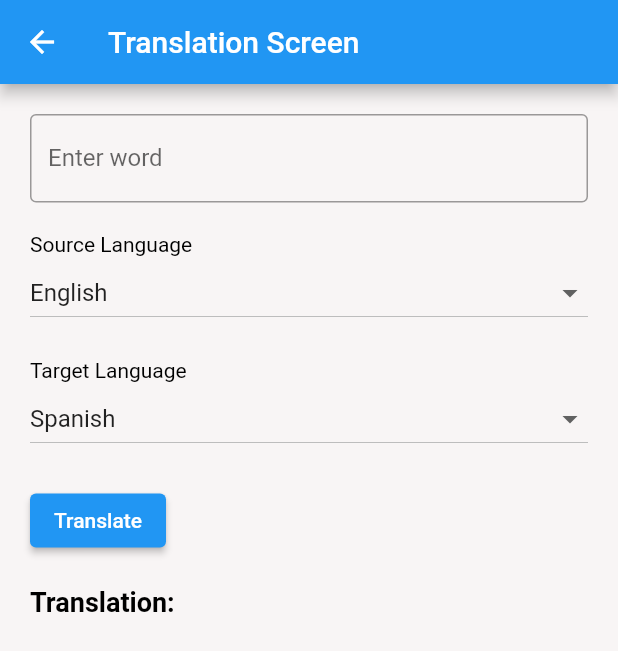
After one commit to naoralkobi/final_project_2023, a Flutter app: the TranslationScreen screen opened directly, after a tap on "Translate", on a phone screen of 412 x 824 dp. The commit adds this screen. Shown: the top 651 px of the screen. Run offline on Flutter 3.47's test engine with Material 2 defaults, Android fonts, the phone set to English and light mode, and no system bars; our stand-ins replace auto_size_text, avatar_glow, cached_network_image, cloud_firestore, confetti, firebase_auth and 9 more; accounts and stored records are empty; network calls fail; Roboto replaces fonts that are missing (Rockwell).

Commit message:
added translate featuere

```diff
--- /dev/null
+++ b/lib/Pages/google_translate.dart
@@ -0,0 +1,134 @@
+
+
+import 'package:flutter/material.dart';
+import 'dart:convert';
+import 'package:http/http.dart' as http;
+
+class TranslationScreen extends StatefulWidget {
+@override
+_TranslationScreenState createState() => _TranslationScreenState();
+}
+
+class _TranslationScreenState extends State<TranslationScreen> {
+final _controller = TextEditingController();
+String _translation = '';
+String _sourceLanguageCode = 'en';
+String _targetLanguageCode = 'es';
+final String apiKey = 'AIzaSyC_-_XeUsGfdBt4h1fx2ZYYdEC_K_aFAOY';
+
+// Mapping of language name to its code
+final Map<String, String> languages = {
+'English': 'en',
+'Hebrew': 'he',
+'Arabic': 'ar',
+'French': 'fr',
+'German': 'de',
+'Spanish': 'es',
+'Italian': 'it',
+'Portuguese': 'pt',
+};
+
+String _sourceLanguage = 'English';
+String _targetLanguage = 'Spanish';
+
+@override
+Widget build(BuildContext context) {
+return Scaffold(
+appBar: AppBar(
+title: Text('Translation Screen'),
+backgroundColor: Colors.blue,
+),
+body: Padding(
+padding: const EdgeInsets.all(20.0),
+child: Column(
+crossAxisAlignment: CrossAxisAlignment.start,
+children: <Widget>[
+TextField(
+controller: _controller,
+decoration: InputDecoration(
+labelText: 'Enter word',
+border: OutlineInputBorder(),
+),
+),
+SizedBox(height: 20),
+Text("Source Language"),
+DropdownButton<String>(
+isExpanded: true,
+value: _sourceLanguage,
+onChanged: (String? newValue) {
+setState(() {
+_sourceLanguage = newValue!;
+_sourceLanguageCode = languages[_sourceLanguage]!;
+});
+},
+items: languages.keys
+    .map<DropdownMenuItem<String>>((String value) {
+return DropdownMenuItem<String>(
+value: value,
+child: Text(value),
+);
+}).toList(),
+),
+SizedBox(height: 20),
+Text("Target Language"),
+DropdownButton<String>(
+isExpanded: true,
+value: _targetLanguage,
+onChanged: (String? newValue) {
+setState(() {
+_targetLanguage = newValue!;
+_targetLanguageCode = languages[_targetLanguage]!;
+});
+},
+items: languages.keys
+    .map<DropdownMenuItem<String>>((String value) {
+return DropdownMenuItem<String>(
+value: value,
+child: Text(value),
+);
+}).toList(),
+),
+SizedBox(height: 20),
+ElevatedButton(
+onPressed: () async {
+var url = Uri.parse('https://translation.googleapis.com/language/translate/v2?'
+'q=${_controller.text}'
+'&source=$_sourceLanguageCode'
+'&target=$_targetLanguageCode'
+'&format=text'
+'&key=$apiKey');
+var response = await http.get(url);
+if (response.statusCode == 200) {
+var jsonResponse = jsonDecode(response.body);
+var translatedText = jsonResponse['data']['translations'][0]['translatedText'];
+setState(() {
+_translation = translatedText;
+});
+} else {
+print('Request failed with status: ${response.statusCode}.');
+}
+},
+child: Text('Translate'),
+style: ElevatedButton.styleFrom(
+primary: Colors.blue,
+),
+),
+SizedBox(height: 20),
+Text(
+'Translation:',
+style: TextStyle(
+fontSize: 18,
+fontWeight: FontWeight.bold,
+),
+),
+SizedBox(height: 10),
+Text(
+_translation,
+style: TextStyle(fontSize: 20),
+),
+],
+),
+),
+);
+}
+}
--- a/lib/Pages/home_page.dart
+++ b/lib/Pages/home_page.dart
@@ -14,6 +14,7 @@ import '../Widgets/start_chat.dart';
 import '../utils/colors.dart';
 import 'add_question.dart';
 import 'friends_list.dart';
+import 'google_translate.dart';
 import 'leader_board.dart';
 import 'login_page.dart';
 import 'register_page.dart';
@@ -276,30 +277,36 @@ class _MyHomePageState extends State<MyHomePage> {
           color: Colors.white,
         ),
         itemBuilder: (BuildContext context) {
-    return {'Logout', 'About'}.map((String choice) {
+          return {'Logout', 'About', 'Translate'}.map((String choice) {
+            Icon icon = Icon(Icons.help); // default icon
+            switch (choice) {
+              case 'Logout':
+                icon = Icon(Icons.logout);
+                break;
+              case 'About':
+                icon = Icon(Icons.info_outline);
+                break;
+              case 'Translate':
+                icon = Icon(Icons.translate);
+                break;
+            }
             return PopupMenuItem<String>(
               value: choice,
               child: FittedBox(
                 child: Row(
                   mainAxisSize: MainAxisSize.min,
-    mainAxisAlignment:
-    MainAxisAlignment.spaceEvenly,
+                  mainAxisAlignment: MainAxisAlignment.spaceEvenly,
                   children: [
                     Container(
                       child: Text(choice),
-    width:
-    SizeConfig.blockSizeHorizontal *
-    15,
+                      width: SizeConfig.blockSizeHorizontal * 20,
                     ),
                     SizedBox(
-    width:
-    SizeConfig.blockSizeHorizontal *
-    2,
+                      width: SizeConfig.blockSizeHorizontal * 2,
                     ),
-    Icon(choice == "Logout"
-    ? Icons.logout
-        : Icons.info_outline)
-    ]),
+                    icon,
+                  ],
+                ),
               ),
             );
           }).toList();
@@ -430,6 +437,12 @@ class _MyHomePageState extends State<MyHomePage> {
 
 
         break;
+        case 'Translate':
+        Navigator.push(
+          context,
+          MaterialPageRoute(builder: (context) => TranslationScreen()),
+        );
+        break;
     case 'About':
       showAboutDialog(
           context: context,
```
Lines whose indentation alone changed are shown as unchanged.
